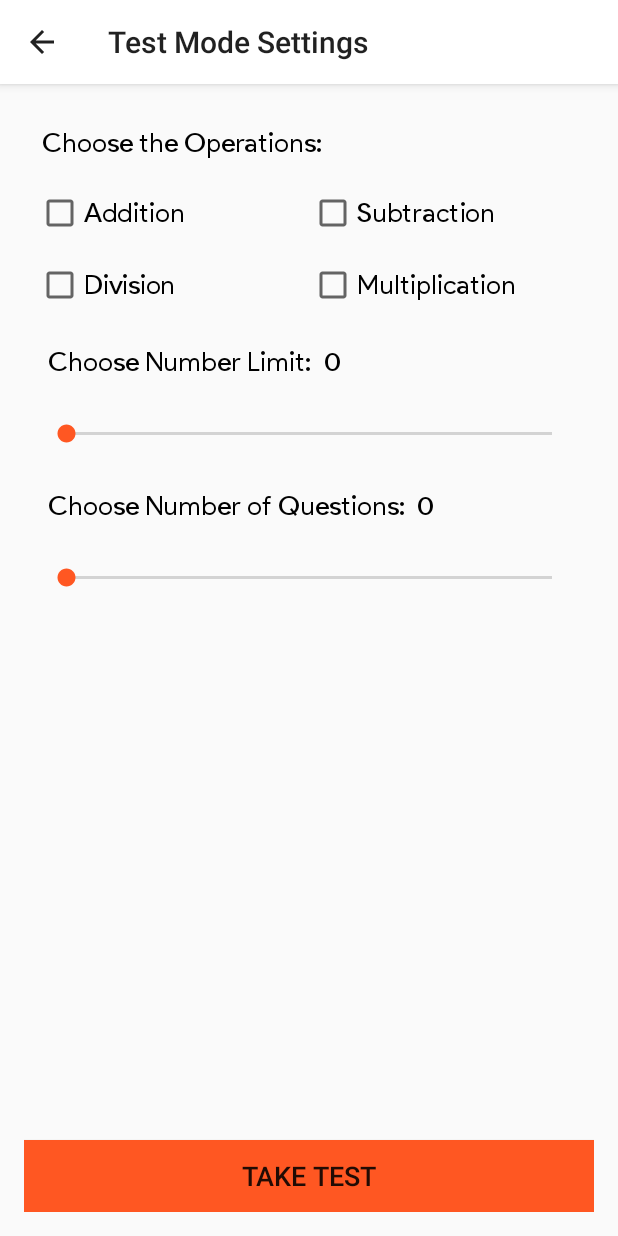
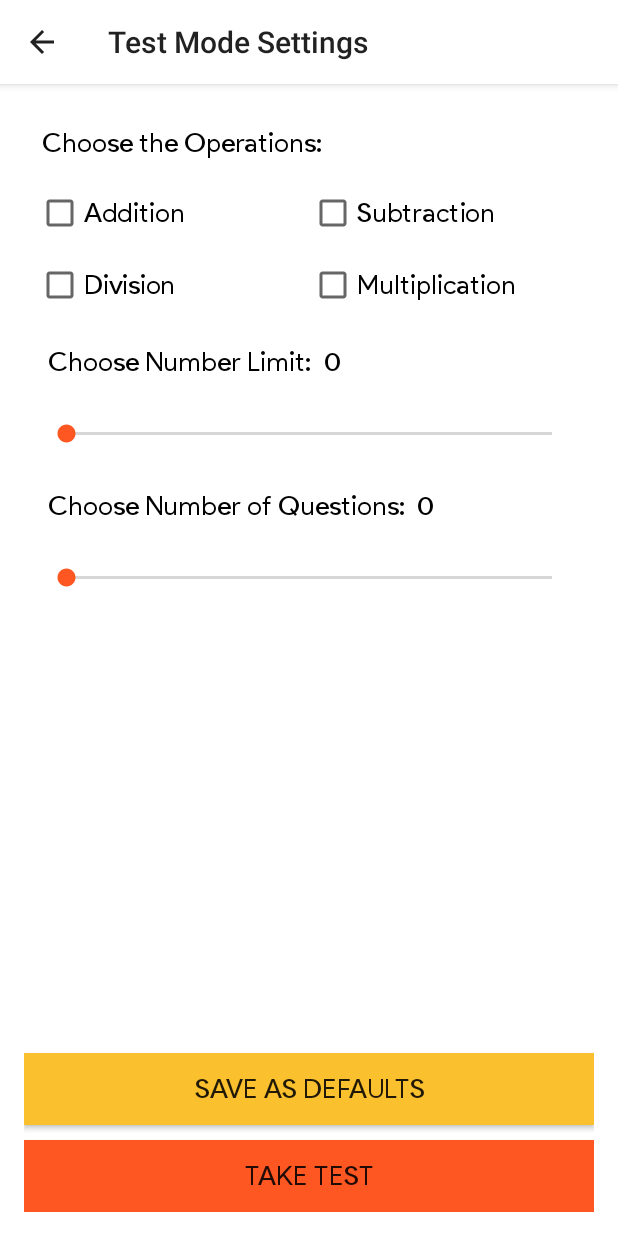
Before and after one commit to meh430/MathMe, an Android app: the screen it shows after launch (TestModeSettings), after a tap on "Test Mode", on a phone screen of 412 x 824 dp. Run offline under Robolectric (Android 15) with nearby library versions, the phone set to English and light mode, and no system bars.

Commit message:
Many fixes

```diff
--- a/app/src/main/AndroidManifest.xml
+++ b/app/src/main/AndroidManifest.xml
@@ -14,10 +14,11 @@
         android:supportsRtl="true"
         android:theme="@style/AppTheme"
         tools:ignore="AllowBackup,GoogleAppIndexingWarning">
+        <activity android:name=".TimeModeSettings" />
         <activity
             android:name=".TestResults"
-            android:label="@string/title_activity_test_results"
-            android:theme="@style/AppTheme.ActionBar"/>
+            android:label="Test Results"
+            android:theme="@style/AppTheme.ActionBar" />
         <activity
             android:name=".TestEndActivity"
             android:configChanges="orientation|keyboardHidden"
--- a/app/src/main/java/com/example/mathme/AlarmReceiver.java
+++ b/app/src/main/java/com/example/mathme/AlarmReceiver.java
@@ -13,7 +13,7 @@ public class AlarmReceiver extends BroadcastReceiver {
     private static final int NOTIFICATION_ID = 0;
     private static final String PRIMARY_CHANNEL_ID = "primary_notification_channel";
 
-    //called when an alarm is broadcasted from the settings activity
+    //called when an alarm is broadcast from the settings activity
     @Override
     public void onReceive(Context context, Intent intent) {
         mNotificationManager = (NotificationManager) context.getSystemService(Context.NOTIFICATION_SERVICE);
--- a/app/src/main/java/com/example/mathme/DeviceBootReceiver.java
+++ b/app/src/main/java/com/example/mathme/DeviceBootReceiver.java
@@ -14,6 +14,7 @@ import java.util.Calendar;
 
 import static android.content.Context.NOTIFICATION_SERVICE;
 
+//resets alarm if device reboots
 public class DeviceBootReceiver extends BroadcastReceiver {
     private AlarmManager alarmManager;
     private static final int NOTIFICATION_ID = 0;
@@ -24,12 +25,12 @@ public class DeviceBootReceiver extends BroadcastReceiver {
     @SuppressWarnings("ConstantConditions")
     @Override
     public void onReceive(Context context, Intent intent) {
+        createNotificationChannel();
         mContext = context;
         SharedPreferences mSharedPreferences = context.getSharedPreferences(MainActivity.SharedPrefFile, Context.MODE_PRIVATE);
         int hour =  mSharedPreferences.getInt(MainActivity.HOUR, 69), minute = mSharedPreferences.getInt(MainActivity.MINUTE, 69);
-        if (intent.getAction().equals("android.intent.action.BOOT_COMPLETED")) {
+        if (intent.getAction().equalsIgnoreCase("android.intent.action.BOOT_COMPLETED")) {
             if (alarmManager != null && hour == 69 && minute == 69) {
-                createNotificationChannel();
                 alarmManager = (AlarmManager) context.getSystemService(Context.ALARM_SERVICE);
                 mNotificationManager = (NotificationManager) context.getSystemService(Context.NOTIFICATION_SERVICE);
 
--- a/app/src/main/java/com/example/mathme/MainActivity.java
+++ b/app/src/main/java/com/example/mathme/MainActivity.java
@@ -13,28 +13,34 @@ import android.util.Log;
 import android.view.Menu;
 import android.view.MenuItem;
 import android.view.View;
+import android.widget.TextView;
 
 public class MainActivity extends AppCompatActivity {
-    //variables to get stored preferences
-    private SharedPreferences mPreferences;
     public static final String SharedPrefFile = "com.example.mathme";
+    //constant values for sharedPref keys
+    public static final String DARK = "isDark", NOTIF = "notificationSet", NOTIF_TIME = "notificationTime", HOUR = "hour", MINUTE = "minute", HIGH = "highScore";
+    private static int highScore;
     //force dark mode if set by user on first session
     public static boolean firstDark = false;
-
-    //constant values for sharedPref keys
-    public static final String DARK = "isDark", NOTIF = "notificationSet", NOTIF_TIME = "notificationTime", HOUR= "hour", MINUTE = "minute";
-
+    //textview to store display the higscore
+    TextView highScoreTv;
 
     @Override
     protected void onCreate(Bundle savedInstanceState) {
         super.onCreate(savedInstanceState);
         setContentView(R.layout.activity_main);
+
         Toolbar toolbar = findViewById(R.id.toolbar);
         setSupportActionBar(toolbar);
 
-        mPreferences = getSharedPreferences(SharedPrefFile, MODE_PRIVATE);
+        highScoreTv = findViewById(R.id.main_high_score);
+
+        //get any variables from previous sessions
+        SharedPreferences mPreferences = getSharedPreferences(SharedPrefFile, MODE_PRIVATE);
         boolean isDark = mPreferences.getBoolean(DARK, firstDark);
+        highScore = mPreferences.getInt(HIGH, 0);
 
+        //set theme
         if (isDark) {
             AppCompatDelegate.setDefaultNightMode(AppCompatDelegate.MODE_NIGHT_YES);
             getDelegate().applyDayNight();
@@ -42,6 +48,9 @@ public class MainActivity extends AppCompatActivity {
             AppCompatDelegate.setDefaultNightMode(AppCompatDelegate.MODE_NIGHT_NO);
             getDelegate().applyDayNight();
         }
+
+        String strHighScore = "HighScore: " + getHighScore();
+        highScoreTv.setText(strHighScore);
     }
 
     @Override
@@ -66,8 +75,19 @@ public class MainActivity extends AppCompatActivity {
                 return true;
             //launch contact implicit intent
             case R.id.action_contact:
-                String url = "http://eelslap.com/";
-                Uri contact = Uri.parse(url);
+                String[] urlArray = {"http://eelslap.com/", "https://en.wikipedia.org/wiki/Donald_Trump",
+                        "https://myanimelist.net/anime/10087/Fate_Zero?q=fate%20z",
+                        "https://en.wikipedia.org/wiki/The_Office_(American_TV_series)",
+                        "https://www.youtube.com/watch?v=3M_5oYU-IsU",
+                        "https://en.wikipedia.org/wiki/Red_Dead_Redemption_2",
+                        "https://en.wikipedia.org/wiki/The_Empire_Strikes_Back",
+                        "https://www.youtube.com/watch?v=cPJUBQd-PNM",
+                        "https://www.youtube.com/watch?v=iw2FAJcQbWM",
+                        "https://www.youtube.com/watch?v=-yvMqox7c6A",
+                        "https://www.youtube.com/watch?v=caM2hEV69ac",
+                        "https://www.youtube.com/watch?v=jsRchR-jrf4"};
+                int randomUrl = (int) (Math.random() * urlArray.length);
+                Uri contact = Uri.parse(urlArray[randomUrl]);
                 Intent launchContact = new Intent(Intent.ACTION_VIEW, contact);
 
                 if (launchContact.resolveActivity(getPackageManager()) != null) {
@@ -87,12 +107,25 @@ public class MainActivity extends AppCompatActivity {
         return super.onOptionsItemSelected(item);
     }
 
-    //start the test setting activity
+    //start the test settings activity
     public void onTestModeClicked(View view) {
         Intent launchTest = new Intent(MainActivity.this, TestModeSettings.class);
         startActivity(launchTest);
     }
 
+    //start the time settings activity
     public void onTimedModeClicked(View view) {
+        Intent launchTime = new Intent(MainActivity.this, TimeModeSettings.class);
+        startActivity(launchTime);
+    }
+
+    //setter for private variable highScore
+    public static void setHighScore(int hS) {
+        highScore = hS;
+    }
+
+    //getter for private variable highScore
+    public static int getHighScore() {
+        return highScore;
     }
 }
--- a/app/src/main/java/com/example/mathme/TestModeSettings.java
+++ b/app/src/main/java/com/example/mathme/TestModeSettings.java
@@ -4,6 +4,7 @@ import androidx.appcompat.app.AppCompatActivity;
 
 import android.annotation.SuppressLint;
 import android.content.Intent;
+import android.content.SharedPreferences;
 import android.os.Bundle;
 import android.view.View;
 import android.widget.CheckBox;
@@ -12,8 +13,11 @@ import android.widget.TextView;
 import android.widget.Toast;
 
 public class TestModeSettings extends AppCompatActivity {
+    CheckBox addCheck, subCheck, multCheck, divCheck;
+    private SharedPreferences mPreferences;
     private SeekBar seekMaxNumber, seekMaxQuestions;
     private boolean addChosen, subChosen, multChosen, divChosen;
+    private static final String ADD = "add", SUB = "sub", MULT = "mult", DIV = "div";
 
     //key values
     public static final String MAX_NUM = "maxNum", NUM_Q = "numQ", OPERATIONS = "operations";
@@ -23,11 +27,17 @@ public class TestModeSettings extends AppCompatActivity {
         super.onCreate(savedInstanceState);
         setContentView(R.layout.activity_test_mode_settings);
 
+        //initialize seekBar
         seekMaxNumber = findViewById(R.id.seek_max_num);
         seekMaxQuestions = findViewById(R.id.seek_max_questions);
+        addCheck = findViewById(R.id.checkBox_plus);
+        subCheck = findViewById(R.id.checkBox_minus);
+        multCheck = findViewById(R.id.checkbox_multiply);
+        divCheck = findViewById(R.id.checkBox_divide);
 
         final TextView maxNumProgress, maxQuestionProgress;
 
+        //initialize textView
         maxNumProgress = findViewById(R.id.num_limit);
         maxQuestionProgress = findViewById(R.id.q_limit);
 
@@ -66,6 +76,29 @@ public class TestModeSettings extends AppCompatActivity {
             public void onStopTrackingTouch(SeekBar seekBar) {}
         });
 
+        mPreferences = getSharedPreferences(MainActivity.SharedPrefFile, MODE_PRIVATE);
+        addChosen = mPreferences.getBoolean(ADD, false);
+        subChosen = mPreferences.getBoolean(SUB, false);
+        multChosen = mPreferences.getBoolean(MULT, false);
+        divChosen = mPreferences.getBoolean(DIV, false);
+
+        if (addChosen) {
+            addCheck.setChecked(true);
+        }
+
+        if (subChosen) {
+            subCheck.setChecked(true);
+        }
+
+        if (multChosen) {
+            multCheck.setChecked(true);
+        }
+
+        if (divChosen) {
+            divCheck.setChecked(true);
+        }
+        seekMaxNumber.setProgress(mPreferences.getInt(MAX_NUM, 0));
+        seekMaxQuestions.setProgress(mPreferences.getInt(NUM_Q, 0));
     }
 
     //check to see which checkbox was checked out of all the checkboxes
@@ -171,4 +204,16 @@ public class TestModeSettings extends AppCompatActivity {
             startActivity(launchTest);
         }
     }
+
+    public void onSaveDefaults(View view) {
+        SharedPreferences.Editor preferenceEditor = mPreferences.edit();
+        preferenceEditor.putBoolean(ADD, addCheck.isChecked());
+        preferenceEditor.putBoolean(SUB, subCheck.isChecked());
+        preferenceEditor.putBoolean(MULT, multCheck.isChecked());
+        preferenceEditor.putBoolean(DIV, divCheck.isChecked());
+        preferenceEditor.putInt(MAX_NUM, seekMaxNumber.getProgress());
+        preferenceEditor.putInt(NUM_Q, seekMaxQuestions.getProgress());
+        preferenceEditor.apply();
+        Toast.makeText(this, "Saved", Toast.LENGTH_SHORT).show();
+    }
 }
--- a/app/src/main/java/com/example/mathme/TestResults.java
+++ b/app/src/main/java/com/example/mathme/TestResults.java
@@ -4,10 +4,8 @@ import android.content.Intent;
 import android.os.Bundle;
 
 import com.google.android.material.floatingactionbutton.FloatingActionButton;
-import com.google.android.material.snackbar.Snackbar;
 
 import androidx.appcompat.app.AppCompatActivity;
-import androidx.appcompat.widget.Toolbar;
 import androidx.recyclerview.widget.LinearLayoutManager;
 import androidx.recyclerview.widget.RecyclerView;
 
@@ -34,6 +32,7 @@ public class TestResults extends AppCompatActivity {
         Intent testEnd = getIntent();
         ArrayList<String> resultList = testEnd.getStringArrayListExtra(TestEndActivity.RESULT_LIST);
 
+        //attach adapter to RecyclerView
         RecyclerView recycle = findViewById(R.id.recyclerview);
         ResultListAdapter adapter = new ResultListAdapter(this, resultList);
         recycle.setAdapter(adapter);
--- a/app/src/main/res/layout/activity_test_mode_settings.xml
+++ b/app/src/main/res/layout/activity_test_mode_settings.xml
@@ -111,7 +111,7 @@
         android:layout_width="match_parent"
         android:layout_height="wrap_content"
         android:id="@+id/seek_max_num"
-        android:max="100"
+        android:max="50"
         android:layout_margin="12dp" />
 
     <LinearLayout
@@ -154,7 +154,21 @@
     <RelativeLayout
         android:layout_width="match_parent"
         android:layout_height="match_parent">
+
         <Button
+            android:fontFamily="@font/google_regular"
+            android:onClick="onSaveDefaults"
+            android:textSize="18sp"
+            android:layout_marginBottom="10dp"
+            android:id="@+id/set_defaults"
+            android:layout_width="match_parent"
+            android:layout_height="wrap_content"
+            android:text="@string/save_defaults_label"
+            android:layout_above="@id/take_test_button"
+            android:background="#FBC02D" />
+
+        <Button
+            android:fontFamily="@font/google_regular"
             android:onClick="onTestLaunch"
             android:textSize="18sp"
             android:id="@+id/take_test_button"
--- a/app/src/main/res/layout/content_main.xml
+++ b/app/src/main/res/layout/content_main.xml
@@ -39,6 +39,7 @@
                 android:layout_alignBottom="@+id/test_image"
                 android:layout_marginStart="5dp"
                 android:layout_marginLeft="5dp"
+                android:layout_marginBottom="10dp"
                 android:fontFamily="@font/google_regular"
                 android:padding="10dp"
                 android:text="@string/test_mode"
@@ -93,6 +94,7 @@
                 android:layout_alignBottom="@+id/timed_image"
                 android:layout_marginStart="5dp"
                 android:layout_marginLeft="5dp"
+                android:layout_marginBottom="10dp"
                 android:fontFamily="@font/google_regular"
                 android:padding="10dp"
                 android:text="@string/high_score_0"
--- a/app/src/main/res/values-night/styles.xml
+++ b/app/src/main/res/values-night/styles.xml
@@ -2,6 +2,7 @@
 <resources>
     <!-- Dark style -->
     <style name="AppTheme" parent="Theme.AppCompat.DayNight.NoActionBar">
+        <item name="android:windowLightStatusBar">false</item>
         <item name="colorPrimary">@color/colorPrimary</item>
         <item name="colorPrimaryDark">@color/colorPrimaryDark</item>
         <item name="colorAccent">@color/colorAccent</item>
--- a/app/src/main/res/values/colors.xml
+++ b/app/src/main/res/values/colors.xml
@@ -1,7 +1,7 @@
 <?xml version="1.0" encoding="utf-8"?>
 <resources>
     <color name="colorPrimary">@android:color/background_light</color>
-    <color name="colorPrimaryDark">@android:color/darker_gray</color>
+    <color name="colorPrimaryDark">@android:color/background_light</color>
     <color name="colorAccent">#FF5722</color>
     <color name="textColor">#000000</color>
     <color name="back_color">#E0C61F</color>
--- a/app/src/main/res/values/strings.xml
+++ b/app/src/main/res/values/strings.xml
@@ -34,7 +34,7 @@
     <string name="next_test"><![CDATA[NEXT ->]]></string>
     <string name="test_hint">Enter your answer</string>
     <string name="start_button_label">YES</string>
-    <string name="test_result_header_label">You got...</string>
+    <string name="test_result_header_label">You got…</string>
     <string name="fraction_score">19/20</string>
     <string name="test_percent">95%</string>
     <string name="view_results">View Results</string>
@@ -42,4 +42,7 @@
     <string name="title_activity_test_results">TestResults</string>
     <string name="test_mode_result">Test Mode Result</string>
     <string name="save_answer_label">Save Answer</string>
+    <string name="save_defaults_label">Save as Defaults</string>
+    <string name="turn_off_dark_theme">Turn off dark theme</string>
+    <string name="toggle_dark_theme">Toggle dark theme</string>
 </resources>
--- a/app/src/main/res/values/styles.xml
+++ b/app/src/main/res/values/styles.xml
@@ -2,9 +2,11 @@
 
     <!-- Light style -->
     <style name="AppTheme" parent="Theme.AppCompat.DayNight.NoActionBar">
+        <item name="android:windowLightStatusBar">true</item>
         <item name="colorPrimary">@color/colorPrimary</item>
         <item name="colorPrimaryDark">@color/colorPrimaryDark</item>
         <item name="colorAccent">@color/colorAccent</item>
+        <item name="android:windowBackground">@android:color/white</item>
     </style>
 
     <style name="AppTheme.ActionBar">
```
Also changed, not shown: app/src/main/java/com/example/mathme/ResultListAdapter.java (+15 -4 lines), app/src/main/java/com/example/mathme/SettingActivity.java (+12 -2 lines), app/src/main/java/com/example/mathme/TestEndActivity.java (+12 -3 lines), app/src/main/java/com/example/mathme/TestMode.java (+19 -24 lines), app/src/main/java/com/example/mathme/TimeModeSettings.java (added, +14 -0 lines), app/src/main/res/layout/activity_setting.xml (+3 -4 lines), app/src/main/res/layout/activity_time_mode_settings.xml (added, +9 -0 lines).
